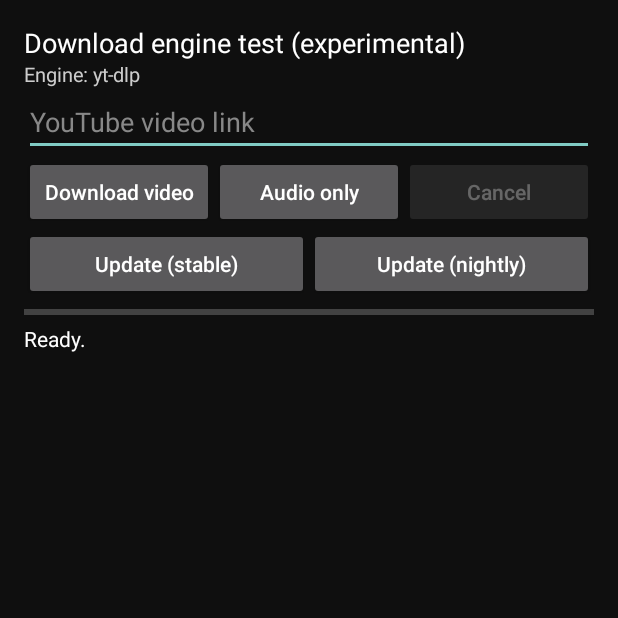
After one commit to Khereba1/TubeLite, an Android app: the DownloadTestActivity screen opened directly, with no data from a screen before it, on a phone screen of 412 x 824 dp, the top half of it. The commit adds this screen. Run offline under Robolectric (Android 15) with nearby library versions, the phone set to English and light mode, and no system bars; libraries missing offline, so code that uses them is left out: com.yausername.youtubedl_android; 2 statements that could not run were skipped.

Commit message:
download engine phase 0

```diff
--- a/app/src/main/AndroidManifest.xml
+++ b/app/src/main/AndroidManifest.xml
@@ -46,6 +46,10 @@
             android:name=".LogActivity"
             android:exported="false" />
 
+        <activity
+            android:name=".DownloadTestActivity"
+            android:exported="false" />
+
         <service
             android:name=".PlaybackService"
             android:exported="false"
--- /dev/null
+++ b/app/src/main/java/com/khereba1/app/DownloadTestActivity.kt
@@ -0,0 +1,215 @@
+package com.khereba1.app
+
+import android.app.Activity
+import android.graphics.Color
+import android.os.Bundle
+import android.text.format.Formatter
+import android.view.View
+import android.view.ViewGroup
+import android.widget.Button
+import android.widget.EditText
+import android.widget.LinearLayout
+import android.widget.ProgressBar
+import android.widget.ScrollView
+import android.widget.TextView
+
+/**
+ * Phase 0: a plain test screen for the download engine (yt-dlp inside the app).
+ * Shows the engine version, can update it, and downloads one video (mp4 with sound) or its audio (m4a).
+ */
+class DownloadTestActivity : Activity() {
+
+    private lateinit var info: TextView
+    private lateinit var urlBox: EditText
+    private lateinit var progressBar: ProgressBar
+    private lateinit var statusView: TextView
+    private lateinit var logView: TextView
+    private lateinit var logScroll: ScrollView
+    private lateinit var cancelButton: Button
+    private val actionButtons = ArrayList<Button>()
+    private val logBuffer = StringBuilder()
+
+    @Volatile
+    private var busy = false
+
+    @Volatile
+    private var engineReady = false
+    private var lastUiUpdate = 0L
+
+    override fun onCreate(savedInstanceState: Bundle?) {
+        super.onCreate(savedInstanceState)
+        val dp = resources.displayMetrics.density
+        val pad = (16 * dp).toInt()
+
+        val root = LinearLayout(this)
+        root.orientation = LinearLayout.VERTICAL
+        root.setBackgroundColor(Color.parseColor("#0F0F0F"))
+        root.setPadding(pad, pad, pad, pad)
+
+        val title = TextView(this)
+        title.text = "Download engine test (experimental)"
+        title.setTextColor(Color.WHITE)
+        title.textSize = 18f
+        root.addView(title)
+
+        info = TextView(this)
+        info.setTextColor(Color.LTGRAY)
+        info.textSize = 13f
+        info.text = "Engine: starting..."
+        root.addView(info)
+
+        urlBox = EditText(this)
+        urlBox.hint = "YouTube video link"
+        urlBox.setHintTextColor(Color.GRAY)
+        urlBox.setTextColor(Color.WHITE)
+        urlBox.isSingleLine = true
+        urlBox.setText(intent.getStringExtra("url") ?: "")
+        root.addView(urlBox, LinearLayout.LayoutParams(ViewGroup.LayoutParams.MATCH_PARENT, ViewGroup.LayoutParams.WRAP_CONTENT))
+
+        cancelButton = makeButton("Cancel") { DownloadEngine.cancel() }
+        cancelButton.isEnabled = false
+        actionButtons.remove(cancelButton)
+
+        root.addView(row(makeButton("Download video") { startDownload(false) }, makeButton("Audio only") { startDownload(true) }, cancelButton))
+        root.addView(row(makeButton("Update (stable)") { startUpdate(false) }, makeButton("Update (nightly)") { startUpdate(true) }))
+
+        progressBar = ProgressBar(this, null, android.R.attr.progressBarStyleHorizontal)
+        progressBar.max = 100
+        root.addView(progressBar, LinearLayout.LayoutParams(ViewGroup.LayoutParams.MATCH_PARENT, ViewGroup.LayoutParams.WRAP_CONTENT))
+
+        statusView = TextView(this)
+        statusView.setTextColor(Color.WHITE)
+        statusView.textSize = 14f
+        root.addView(statusView)
+
+        logView = TextView(this)
+        logView.setTextColor(Color.LTGRAY)
+        logView.textSize = 11f
+        logView.setTextIsSelectable(true)
+        logScroll = ScrollView(this)
+        logScroll.addView(logView)
+        root.addView(logScroll, LinearLayout.LayoutParams(ViewGroup.LayoutParams.MATCH_PARENT, 0, 1f))
+
+        setContentView(root)
+        setBusy(true)
+        startEngine()
+    }
+
+    private fun makeButton(text: String, onClick: () -> Unit): Button {
+        val b = Button(this)
+        b.text = text
+        b.isAllCaps = false
+        b.setOnClickListener { onClick() }
+        actionButtons.add(b)
+        return b
+    }
+
+    private fun row(vararg buttons: Button): LinearLayout {
+        val r = LinearLayout(this)
+        r.orientation = LinearLayout.HORIZONTAL
+        for (b in buttons) {
+            r.addView(b, LinearLayout.LayoutParams(0, ViewGroup.LayoutParams.WRAP_CONTENT, 1f))
+        }
+        return r
+    }
+
+    private fun setBusy(value: Boolean) {
+        busy = value
+        for (b in actionButtons) b.isEnabled = !value && engineReady
+        cancelButton.isEnabled = value && engineReady
+    }
+
+    private fun appendLog(line: String) {
+        if (line.isBlank()) return
+        logBuffer.append(line.trim()).append('\n')
+        if (logBuffer.length > 8000) logBuffer.delete(0, logBuffer.length - 6000)
+        logView.text = logBuffer.toString()
+        logScroll.post { logScroll.fullScroll(View.FOCUS_DOWN) }
+    }
+
+    private fun startEngine() {
+        statusView.text = "Starting the engine (the first time can take a while)..."
+        Thread {
+            val ok = DownloadEngine.init(applicationContext)
+            val version = if (ok) DownloadEngine.version(applicationContext) else "-"
+            runOnUiThread {
+                engineReady = ok
+                info.text = if (ok) "Engine: yt-dlp " + version else "Engine failed to start: " + DownloadEngine.initError
+                statusView.text = if (ok) "Ready." else ""
+                if (!ok) appendLog(DownloadEngine.initError ?: "unknown error")
+                setBusy(false)
+            }
+        }.start()
+    }
+
+    private fun startUpdate(nightly: Boolean) {
+        if (busy) return
+        setBusy(true)
+        statusView.text = "Updating the engine (" + (if (nightly) "nightly" else "stable") + ")..."
+        Thread {
+            val text = try {
+                "Update: " + DownloadEngine.update(applicationContext, nightly)
+            } catch (e: Throwable) {
+                AppLog.log("ENGINE", "update failed", e)
+                "Update failed: " + (e.message ?: e.toString())
+            }
+            val version = DownloadEngine.version(applicationContext)
+            runOnUiThread {
+                info.text = "Engine: yt-dlp " + version
+                statusView.text = text
+                appendLog(text)
+                setBusy(false)
+            }
+        }.start()
+    }
+
+    private fun onProgress(progress: Float, eta: Long, line: String) {
+        val now = System.currentTimeMillis()
+        if (now - lastUiUpdate < 250) return // keep the screen light
+        lastUiUpdate = now
+        runOnUiThread {
+            val pct = progress.toInt().coerceIn(0, 100)
+            progressBar.progress = pct
+            statusView.text = "" + pct + "%   (ETA " + eta + "s)"
+            appendLog(line)
+        }
+    }
+
+    private fun startDownload(audioOnly: Boolean) {
+        if (busy) return
+        val url = urlBox.text.toString().trim()
+        if (!DownloadEngine.isYoutubeUrl(url)) {
+            statusView.text = "Paste a valid https YouTube link first."
+            return
+        }
+        setBusy(true)
+        progressBar.progress = 0
+        statusView.text = "Starting..."
+        Thread {
+            val result = DownloadEngine.download(applicationContext, url, audioOnly) { p, eta, line -> onProgress(p, eta, line) }
+            var message = result.message
+            val file = result.file
+            if (result.ok && file != null) {
+                val size = Formatter.formatFileSize(applicationContext, file.length())
+                val uri = try {
+                    DownloadEngine.publishToDownloads(applicationContext, file)
+                } catch (e: Throwable) {
+                    AppLog.log("ENGINE", "copy to Downloads failed", e)
+                    null
+                }
+                if (uri != null) {
+                    file.delete()
+                    message = "Saved to Downloads/TubeLite: " + file.name + " (" + size + ")"
+                } else {
+                    message = "Downloaded (" + size + ") but could not copy to Downloads. File: " + file.absolutePath
+                }
+            }
+            runOnUiThread {
+                if (result.ok) progressBar.progress = 100
+                statusView.text = message
+                appendLog(message)
+                setBusy(false)
+            }
+        }.start()
+    }
+}
--- a/app/src/main/java/com/khereba1/app/MainActivity.kt
+++ b/app/src/main/java/com/khereba1/app/MainActivity.kt
@@ -566,6 +566,7 @@ class MainActivity : ComponentActivity() {
             getString(R.string.settings_video_quality) + ": " + qualityLabel(quality),
             getString(R.string.settings_shorts_quality) + ": " + qualityLabel(shortsQuality),
             getString(R.string.settings_speed) + ": " + speedLabel(speed),
+            getString(R.string.settings_download_test),
             getString(R.string.shortcut_log)
         )
         val qualityLabels = Array(qualityValues.size) { i -> qualityLabel(qualityValues[i]) }
@@ -577,6 +578,9 @@ class MainActivity : ComponentActivity() {
                     0 -> pickOption(R.string.settings_video_quality, qualityLabels, qualityValues, quality) { quality = it }
                     1 -> pickOption(R.string.settings_shorts_quality, qualityLabels, qualityValues, shortsQuality) { shortsQuality = it }
                     2 -> pickOption(R.string.settings_speed, speedLabels, speedValues, speed) { speed = it }
+                    3 -> startActivity(
+                        Intent(this, DownloadTestActivity::class.java).putExtra("url", playerView?.url ?: "")
+                    )
                     else -> startActivity(Intent(this, LogActivity::class.java))
                 }
             }
--- a/app/src/main/res/values/strings.xml
+++ b/app/src/main/res/values/strings.xml
@@ -16,4 +16,5 @@
     <string name="settings_video_quality">Default video quality</string>
     <string name="settings_shorts_quality">Default Shorts quality</string>
     <string name="settings_speed">Default playback speed</string>
+    <string name="settings_download_test">Download engine test (experimental)</string>
 </resources>
```
Also changed, not shown: app/build.gradle.kts (+23 -2 lines), app/src/main/java/com/khereba1/app/DownloadEngine.kt (added, +136 -0 lines), 2 other files.
